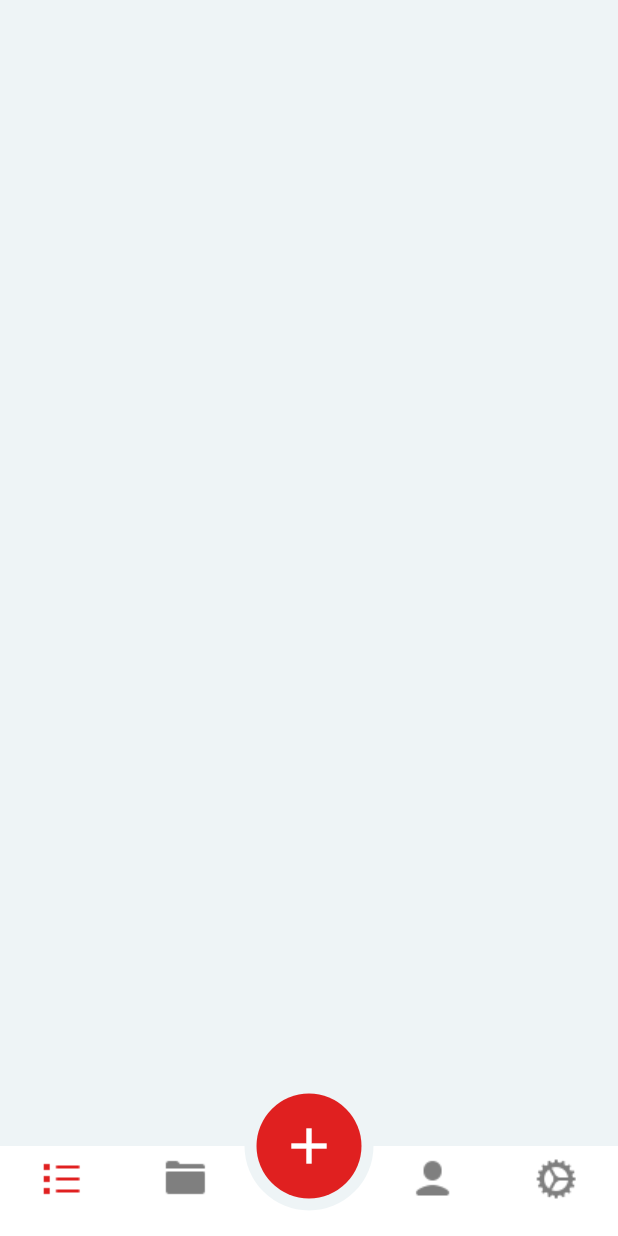
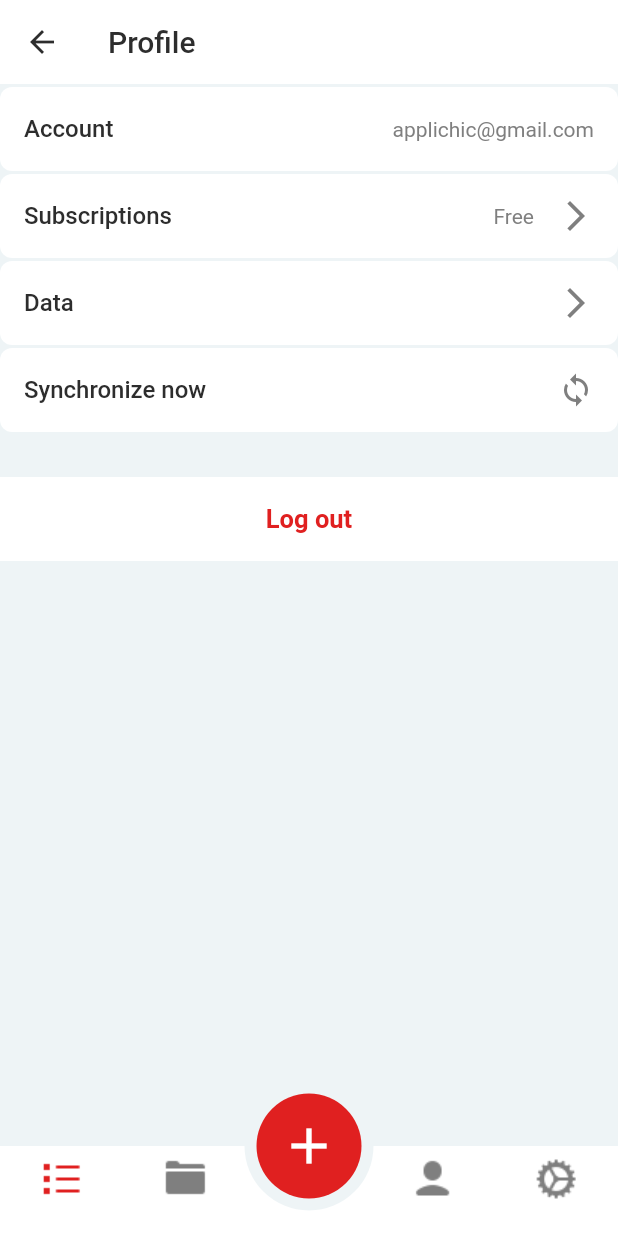
Before and after one commit to Appli-chic/chic_pass, a Flutter app: the MainScreen screen opened by its route, swiped to page 4, on a phone screen of 412 x 824 dp. Run offline on Flutter 3.47's test engine with Material 2 defaults, Android fonts, the phone set to English and light mode, and no system bars; our stand-ins replace flutter_secure_storage, preload_page_view, sqflite; missing offline and left inert: flutter_string_encryption; accounts and stored records are empty.

Commit message:
Add profile and settings screens.

```diff
--- a/assets/languages/localization_en.json
+++ b/assets/languages/localization_en.json
@@ -25,5 +25,15 @@
   "category_empty_error": "The category must not be empty.",
   "new_category_title": "New category",
   "choose_icon_title": "Choose an icon",
-  "category_title": "Categories"
+  "category_title": "Categories",
+  "profile_title": "Profile",
+  "settings_title": "Settings",
+  "account": "Account",
+  "subscriptions": "Subscriptions",
+  "data": "Data",
+  "synchronize_now": "Synchronize now",
+  "log_out": "Log out",
+  "display": "Display",
+  "lock_now": "lock now",
+  "terms_of_use": "Terms of use"
 }
--- a/assets/languages/localization_fr.json
+++ b/assets/languages/localization_fr.json
@@ -25,5 +25,15 @@
   "category_empty_error": "La catégorie ne doit pas être vide.",
   "new_category_title": "Nouvelle catégorie",
   "choose_icon_title": "Choisissez une icône",
-  "category_title": "Catégories"
+  "category_title": "Catégories",
+  "profile_title": "Profil",
+  "settings_title": "Options",
+  "account": "Compte",
+  "subscriptions": "Abonnements",
+  "data": "Données",
+  "synchronize_now": "Synchroniser",
+  "log_out": "Se déconnecter",
+  "display": "Affichage",
+  "lock_now": "Vérouiller",
+  "terms_of_use": "Contrat d'utilisation"
 }
--- /dev/null
+++ b/lib/ui/component/setting_item.dart
@@ -0,0 +1,102 @@
+import 'package:chicpass/provider/theme_provider.dart';
+import 'package:flutter/material.dart';
+import 'package:provider/provider.dart';
+
+class SettingItem extends StatelessWidget {
+  final String title;
+  final bool hasArrowIcon;
+  final IconData iconData;
+  final String secondaryText;
+
+  SettingItem({
+    @required this.title,
+    this.hasArrowIcon = true,
+    this.iconData,
+    this.secondaryText,
+  });
+
+  Widget _displaysSecondaryText(ThemeProvider themeProvider) {
+    if (secondaryText != null) {
+      return Padding(
+        padding: EdgeInsets.only(
+            left: 16, right: iconData != null || hasArrowIcon ? 0 : 16),
+        child: Text(
+          secondaryText,
+          maxLines: 1,
+          overflow: TextOverflow.ellipsis,
+          style: TextStyle(
+            color: themeProvider.thirdTextColor,
+            fontSize: 14,
+            fontWeight: FontWeight.w400,
+          ),
+        ),
+      );
+    } else {
+      return Container();
+    }
+  }
+
+  Widget _displaysArrowIcon(ThemeProvider themeProvider) {
+    if (iconData != null) {
+      return Container(
+        padding: EdgeInsets.only(left: 16, right: 16),
+        child: Icon(
+          iconData,
+          color: themeProvider.thirdTextColor,
+        ),
+      );
+    } else if (hasArrowIcon) {
+      return Container(
+        padding: EdgeInsets.only(left: 16, right: 16),
+        child: Icon(
+          Icons.arrow_forward_ios,
+          color: themeProvider.thirdTextColor,
+        ),
+      );
+    } else {
+      return Container();
+    }
+  }
+
+  @override
+  Widget build(BuildContext context) {
+    var themeProvider = Provider.of<ThemeProvider>(context, listen: true);
+
+    return GestureDetector(
+      onTap: () async {},
+      child: Container(
+        height: 56,
+        margin: EdgeInsets.only(top: 2),
+        decoration: BoxDecoration(
+          color: themeProvider.secondBackgroundColor,
+          borderRadius: BorderRadius.all(Radius.circular(8)),
+        ),
+        child: Row(
+          children: [
+            Expanded(
+              child: Container(
+                padding: EdgeInsets.only(left: 16, right: 16),
+                child: Text(
+                  title,
+                  maxLines: 1,
+                  overflow: TextOverflow.ellipsis,
+                  style: TextStyle(
+                    color: themeProvider.textColor,
+                    fontSize: 16,
+                    fontWeight: FontWeight.w500,
+                  ),
+                ),
+              ),
+            ),
+            Row(
+              children: <Widget>[
+                _displaysSecondaryText(themeProvider),
+                _displaysArrowIcon(themeProvider),
+              ],
+            ),
+          ],
+        ),
+      ),
+    );
+  }
+}
--- a/lib/ui/screen/main_screen.dart
+++ b/lib/ui/screen/main_screen.dart
@@ -1,5 +1,7 @@
 import 'package:chicpass/provider/data_provider.dart';
 import 'package:chicpass/provider/theme_provider.dart';
+import 'package:chicpass/ui/screen/profile_screen.dart';
+import 'package:chicpass/ui/screen/settings_screen.dart';
 import 'package:flutter/material.dart';
 import 'package:preload_page_view/preload_page_view.dart';
 import 'package:provider/provider.dart';
@@ -166,8 +168,8 @@ class _MainScreenState extends State<MainScreen> {
           HomeScreen(),
           CategoryScreen(),
           Container(),
-          Container(),
-          Container(),
+          ProfileScreen(),
+          SettingsScreen(),
         ],
       ),
     );
--- /dev/null
+++ b/lib/ui/screen/profile_screen.dart
@@ -0,0 +1,64 @@
+import 'package:chicpass/localization/app_translations.dart';
+import 'package:chicpass/provider/theme_provider.dart';
+import 'package:chicpass/ui/component/setting_item.dart';
+import 'package:flutter/material.dart';
+import 'package:provider/provider.dart';
+
+class ProfileScreen extends StatefulWidget {
+  @override
+  _ProfileScreenState createState() => _ProfileScreenState();
+}
+
+class _ProfileScreenState extends State<ProfileScreen> {
+  ThemeProvider _themeProvider;
+
+  @override
+  Widget build(BuildContext context) {
+    _themeProvider = Provider.of<ThemeProvider>(context, listen: true);
+
+    return Scaffold(
+      backgroundColor: _themeProvider.backgroundColor,
+      appBar: AppBar(
+        leading: BackButton(
+          color: _themeProvider.textColor,
+        ),
+        brightness: _themeProvider.getBrightness(),
+        backgroundColor: _themeProvider.secondBackgroundColor,
+        title: Text(
+          AppTranslations.of(context).text("profile_title"),
+          style: TextStyle(color: _themeProvider.textColor),
+        ),
+        elevation: 0,
+      ),
+      body: Column(
+        children: <Widget>[
+          SettingItem(
+            title: AppTranslations.of(context).text("account"),
+            hasArrowIcon: false,
+            secondaryText: "applichic@gmail.com",
+          ),
+          SettingItem(title: AppTranslations.of(context).text("subscriptions"), secondaryText: "Free"),
+          SettingItem(title: AppTranslations.of(context).text("data")),
+          SettingItem(title: AppTranslations.of(context).text("synchronize_now"), iconData: Icons.sync),
+          Container(
+            margin: EdgeInsets.only(top: 30),
+            child: Container(
+              height: 56,
+              color: _themeProvider.secondBackgroundColor,
+              child: Center(
+                child: Text(
+                  AppTranslations.of(context).text("log_out"),
+                  style: TextStyle(
+                    color: _themeProvider.primaryColor,
+                    fontSize: 17,
+                    fontWeight: FontWeight.w600,
+                  ),
+                ),
+              ),
+            ),
+          ),
+        ],
+      ),
+    );
+  }
+}
--- /dev/null
+++ b/lib/ui/screen/settings_screen.dart
@@ -0,0 +1,45 @@
+import 'package:chicpass/localization/app_translations.dart';
+import 'package:chicpass/provider/theme_provider.dart';
+import 'package:chicpass/ui/component/setting_item.dart';
+import 'package:flutter/material.dart';
+import 'package:provider/provider.dart';
+
+class SettingsScreen extends StatefulWidget {
+  @override
+  _SettingsScreenState createState() => _SettingsScreenState();
+}
+
+class _SettingsScreenState extends State<SettingsScreen> {
+  ThemeProvider _themeProvider;
+
+  @override
+  Widget build(BuildContext context) {
+    _themeProvider = Provider.of<ThemeProvider>(context, listen: true);
+
+    return Scaffold(
+      backgroundColor: _themeProvider.backgroundColor,
+      appBar: AppBar(
+        leading: BackButton(
+          color: _themeProvider.textColor,
+        ),
+        brightness: _themeProvider.getBrightness(),
+        backgroundColor: _themeProvider.secondBackgroundColor,
+        title: Text(
+          AppTranslations.of(context).text("settings_title"),
+          style: TextStyle(color: _themeProvider.textColor),
+        ),
+        elevation: 0,
+      ),
+      body: Column(
+        children: <Widget>[
+          SettingItem(
+            title: AppTranslations.of(context).text("display"),
+            secondaryText: "Light",
+          ),
+          SettingItem(title: AppTranslations.of(context).text("lock_now")),
+          SettingItem(title: AppTranslations.of(context).text("terms_of_use")),
+        ],
+      ),
+    );
+  }
+}
```
